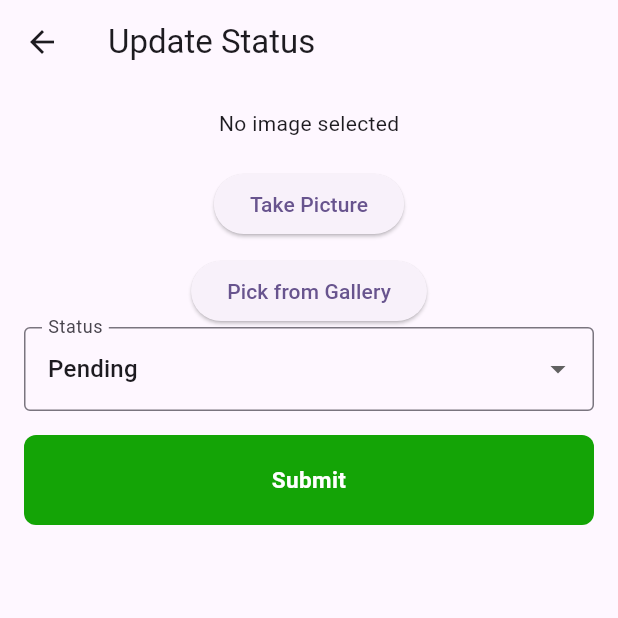
After one commit to bharathkrdude/surabhi, a Flutter app: the UpdateStatusPage screen opened directly, after a tap on "Take Picture", on a phone screen of 412 x 824 dp, the top half of it. The commit adds this screen. Run offline on Flutter 3.47's test engine with Material 3 defaults, Android fonts, the phone set to English and light mode, and no system bars; our stand-ins replace image_picker; Roboto replaces fonts that are missing (Poppins).

Commit message:
update status screen added

```diff
--- a/lib/constants/colors.dart
+++ b/lib/constants/colors.dart
@@ -1,7 +1,8 @@
 
 import 'package:flutter/material.dart';
 
-const primaryButton= Color(0xFF00458A);
+const primaryButton= Color(0xFF14A406);
+const primaryButton1= Color(0xFF00A9AB);
 const backgroundColorWhite = Colors.white;
 const backgroundColorlightgrey = Color(0xFFF4F5F9);
 const backgroundColorgrey = Color(0xFFF5F5F5);
--- a/lib/view/screens/botttomnavigation/bottom_navigation_widget.dart
+++ b/lib/view/screens/botttomnavigation/bottom_navigation_widget.dart
@@ -64,7 +64,7 @@ class _BottomNavigationWidgetState extends State<BottomNavigationWidget> {
                   color: backgroundColorWhite,
                 ),
                 child: Container(
-                  child: Image.asset("assets/images/large-removebg-preview.png"),
+                  child: Image.asset("assets/images/surbhi_logo-removebg-preview.png"),
                 ),
               ),
               ListTile(
--- a/lib/view/screens/login/widgets/clipped_container.dart
+++ b/lib/view/screens/login/widgets/clipped_container.dart
@@ -2,6 +2,7 @@ import 'package:flutter/material.dart';
 import 'package:surabhi/constants/colors.dart';
 import 'package:surabhi/view/screens/main/screen_main.dart';
 import 'package:surabhi/view/widgets/primary_button_widget.dart';
+
 
 class SmoothContainerWithImage extends StatelessWidget {
   final double height;
--- a/lib/view/screens/splash/screen_splash.dart
+++ b/lib/view/screens/splash/screen_splash.dart
@@ -22,7 +22,7 @@ class SplashScreen extends StatelessWidget {
       backgroundColor: Colors.white,
       body: Center(
         child: Image.asset(
-          'assets/images/large-removebg-preview.png',
+          'assets/images/surbhi_logo-removebg-preview.png',
         ),
       ),
     );
--- /dev/null
+++ b/lib/view/screens/update/update_status.dart
@@ -0,0 +1,115 @@
+import 'dart:io';
+
+import 'package:flutter/material.dart';
+import 'package:image_picker/image_picker.dart';
+import 'package:surabhi/view/widgets/primary_button_widget.dart';
+
+class UpdateStatusPage extends StatefulWidget {
+  const UpdateStatusPage({Key? key}) : super(key: key);
+
+  @override
+  _UpdateStatusPageState createState() => _UpdateStatusPageState();
+}
+
+class _UpdateStatusPageState extends State<UpdateStatusPage> {
+  String _selectedStatus = 'Pending';
+  final List<String> _statusOptions = ['Pending', 'In Progress', 'Completed'];
+
+  void _submit() {
+    // Implement your submit logic here
+    print('Submitting Status: $_selectedStatus');
+  }
+
+  @override
+  Widget build(BuildContext context) {
+    return Scaffold(
+      appBar: AppBar(
+        title: const Text('Update Status'),
+      ),
+      body: Padding(
+        padding: const EdgeInsets.all(16.0),
+        child: Column(
+
+          crossAxisAlignment: CrossAxisAlignment.stretch,
+          children: [
+            ImagePickerWidget(),
+            DropdownButtonFormField<String>(
+              value: _selectedStatus,
+              decoration: const InputDecoration(
+                labelText: 'Status',
+                border: OutlineInputBorder(),
+              ),
+              items: _statusOptions.map((String status) {
+                return DropdownMenuItem<String>(
+                  value: status,
+                  child: Text(status),
+                );
+              }).toList(),
+              onChanged: (String? newValue) {
+                setState(() {
+                  _selectedStatus = newValue!;
+                });
+              },
+            ),
+            const SizedBox(height: 16),
+           PrimaryButtonWidget(title: "Submit", onPressed: _submit)
+          ],
+        ),
+      ),
+    );
+  }
+}
+
+
+
+class ImagePickerWidget extends StatefulWidget {
+  const ImagePickerWidget({Key? key}) : super(key: key);
+
+  @override
+  _ImagePickerWidgetState createState() => _ImagePickerWidgetState();
+}
+
+class _ImagePickerWidgetState extends State<ImagePickerWidget> {
+  final ImagePicker _picker = ImagePicker();
+  XFile? _image;
+
+Future<void> _pickImage(ImageSource source) async {
+  try {
+    final XFile? pickedFile = await _picker.pickImage(source: source);
+    if (pickedFile != null) {
+      setState(() {
+        _image = pickedFile;
+      });
+    }
+  } catch (e) {
+    print('Error picking image: $e');
+    // Show an error message to the user
+  }
+}
+
+  @override
+  Widget build(BuildContext context) {
+    return Column(
+      mainAxisAlignment: MainAxisAlignment.center,
+      children: [
+        if (_image != null)
+          Image.file(
+            File(_image!.path),
+            height: 200,
+          )
+        else
+          const Text('No image selected'),
+        const SizedBox(height: 20),
+        ElevatedButton(
+          onPressed: () => _pickImage(ImageSource.camera),
+          child: const Text('Take Picture'),
+        ),
+        const SizedBox(height: 10),
+        ElevatedButton(
+          onPressed: () => _pickImage(ImageSource.gallery),
+          child: const Text('Pick from Gallery'),
+        ),
+      ],
+    );
+  }
+}
```
Also changed, not shown: lib/view/screens/login/widgets/textbutton_widget.dart (+5 -3 lines), lib/view/screens/maintainanceDetail/widget/bookng_card_widget.dart (+21 -11 lines), lib/view/screens/update/update_cheklist.dart (added, +12 -0 lines), pubspec.yaml (+4 -8 lines), assets/images/SURVW.png (added), assets/images/surbhi_logo-removebg-preview.png (added), assets/images/surbhi_logo.png (added), pubspec.lock, 6 other files.
